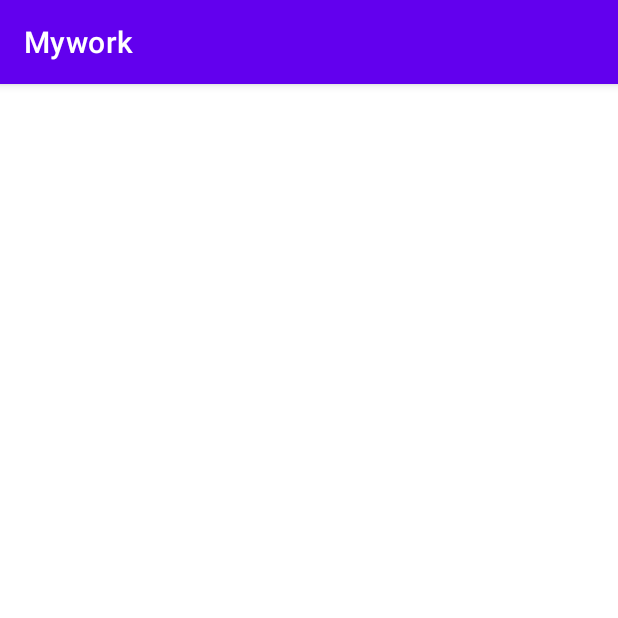
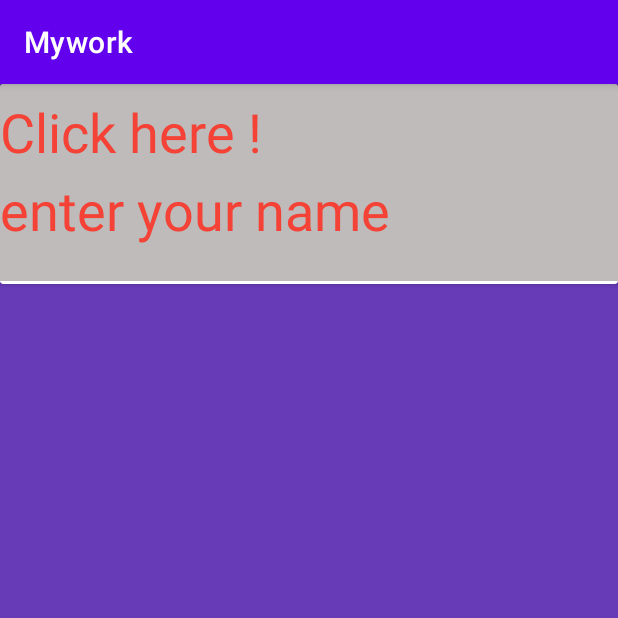
Before and after one commit to Khachlouf2000/News-APP, an Android app: the politique screen opened directly, with no data from a screen before it, on a phone screen of 412 x 824 dp, the top half of it. Run offline under Robolectric (Android 15) with nearby library versions, the phone set to English and light mode, and no system bars.

Commit message:
NEEEWS APP

```diff
--- /dev/null
+++ b/app/src/main/java/Adapter/Myadapter.java
@@ -0,0 +1,53 @@
+package Adapter;
+
+import android.app.LauncherActivity;
+import android.content.Context;
+import android.view.LayoutInflater;
+import android.view.View;
+import android.view.ViewGroup;
+import android.widget.TextView;
+
+import androidx.annotation.NonNull;
+import androidx.recyclerview.widget.RecyclerView;
+
+import com.example.mywork.R;
+
+import java.util.List;
+
+import model.ListItem;
+
+public class Myadapter extends RecyclerView.Adapter<Myadapter.ViewHolder> {
+    Context context ;
+    List<LauncherActivity.ListItem> listeitems;
+    public Myadapter(Context context , List listeitem) {
+        this.context=context;
+        this.listeitems=listeitems;
+    }
+
+    @NonNull
+    @Override
+    public Myadapter.ViewHolder onCreateViewHolder(@NonNull ViewGroup parent, int viewType) {
+        View view= LayoutInflater.from(parent.getContext()).inflate(R.layout.liste_row,parent,false);
+        return new ViewHolder(view);
+    }
+
+    @Override
+    public void onBindViewHolder(@NonNull Myadapter.ViewHolder holder, int position) {
+        holder.description.setText("Click here !");
+
+    }
+
+    @Override
+    public int getItemCount() {
+
+        return 6;
+}
+
+    public class ViewHolder extends RecyclerView.ViewHolder {
+        TextView description;
+        public ViewHolder(@NonNull View itemView) {
+            super(itemView);
+            description = itemView.findViewById(R.id.desc);
+        }
+    }
+}
--- a/app/src/main/java/com/example/mywork/MainActivity2.java
+++ b/app/src/main/java/com/example/mywork/MainActivity2.java
@@ -23,13 +23,13 @@ public class MainActivity2 extends AppCompatActivity {
             public void onCheckedChanged(RadioGroup group, int checkedId) {
                 switch (checkedId){
                     case R.id.loc_id : {
-                 startActivity(new Intent(MainActivity2.this , politique.class));
+                 startActivity(new Intent(MainActivity2.this , local.class));
                     }
                     case R.id.pol_id : {
                         startActivity(new Intent(MainActivity2.this , politique.class));
                     }
                     case R.id.sport_id : {
-                        startActivity(new Intent(MainActivity2.this , politique.class));
+                        startActivity(new Intent(MainActivity2.this , sport.class));
                     }
                 }
             }
--- a/app/src/main/java/com/example/mywork/politique.java
+++ b/app/src/main/java/com/example/mywork/politique.java
@@ -1,20 +1,42 @@
 package com.example.mywork;
 
+import android.os.Bundle;
+
 import androidx.appcompat.app.AppCompatActivity;
+import androidx.recyclerview.widget.LinearLayoutManager;
+import androidx.recyclerview.widget.RecyclerView;
 
-import android.os.Bundle;
-import android.view.View;
-import android.widget.EditText;
+import java.util.ArrayList;
+import java.util.List;
+
+import Adapter.Myadapter;
+import model.ListItem;
 
 public class politique extends AppCompatActivity {
 
 
+    RecyclerView recyclerView ;
+    List<ListItem> listeitems;
+    RecyclerView.Adapter adapter;
 
-    EditText daab ;
     @Override
     protected void onCreate(Bundle savedInstanceState) {
         super.onCreate(savedInstanceState);
         setContentView(R.layout.activity_politique);
+        recyclerView= findViewById(R.id.rec);
+        recyclerView.setHasFixedSize(true);
+        recyclerView.setLayoutManager(new LinearLayoutManager(this));
+        listeitems =new ArrayList<ListItem>();
+        for (int x=1 ;x <3 ; x++){
+
+        ListItem listeitem=new ListItem(
+                "descreption " +(x+1)
+        );
+        listeitems.add(listeitem);
+        }
+        adapter=new Myadapter(this,listeitems);
+        recyclerView.setAdapter(adapter);
+
     }
 
 }
--- /dev/null
+++ b/app/src/main/java/model/ListItem.java
@@ -0,0 +1,20 @@
+package model;
+
+public class ListItem {
+
+    String description ;
+
+
+    public String getDescription() {
+        return description;
+    }
+
+    public void setDescription(String description) {
+        this.description = description;
+    }
+
+    public ListItem(String description) {
+     this.description=description;
+
+    }
+}
--- a/app/src/main/res/layout/activity_politique.xml
+++ b/app/src/main/res/layout/activity_politique.xml
@@ -6,4 +6,12 @@
     android:layout_width="match_parent"
     android:layout_height="match_parent"
     android:scrollbarSize="55dp"
-    tools:context=".politique"/>
+    tools:context=".politique">
+
+    <androidx.recyclerview.widget.RecyclerView
+        android:id="@+id/rec"
+        android:layout_width="match_parent"
+        android:layout_height="match_parent"
+        tools:layout_editor_absoluteX="14dp"
+        tools:layout_editor_absoluteY="36dp" />
+</androidx.constraintlayout.widget.ConstraintLayout>
--- /dev/null
+++ b/app/src/main/res/layout/liste_row.xml
@@ -0,0 +1,42 @@
+<?xml version="1.0" encoding="utf-8"?>
+<RelativeLayout xmlns:android="http://schemas.android.com/apk/res/android"
+    android:layout_width="match_parent"
+    android:layout_height="match_parent"
+    android:background="#673AB7"
+    android:orientation="vertical">
+
+    <androidx.cardview.widget.CardView
+        android:layout_width="match_parent"
+        android:layout_height="133dp">
+
+        <LinearLayout
+            android:layout_width="match_parent"
+            android:layout_height="wrap_content"
+            android:background="#7C7A7371"
+            android:orientation="vertical">
+
+            <TextView
+                android:id="@+id/desc"
+                android:layout_width="match_parent"
+                android:layout_height="59dp"
+                android:text="NEW POLITIC"
+                android:textColor="#F44336"
+                android:textSize="36sp"
+                android:visibility="visible"
+                android:paddingTop="7sp"/>
+
+            <TextView
+                android:id="@+id/name"
+                android:layout_width="match_parent"
+                android:layout_height="72dp"
+                android:text="enter your name"
+                android:textColor="#F44336"
+                android:textSize="36sp"
+                android:visibility="visible" />
+
+        </LinearLayout>
+
+    </androidx.cardview.widget.CardView>
+
+
+</RelativeLayout>
```
Also changed, not shown: app/src/main/AndroidManifest.xml (+9 -2 lines), app/src/main/java/com/example/mywork/local.java (added, +14 -0 lines), app/src/main/java/com/example/mywork/sport.java (added, +14 -0 lines), app/src/main/res/layout/activity_local.xml (added, +20 -0 lines), app/src/main/res/layout/activity_sport.xml (added, +20 -0 lines).
